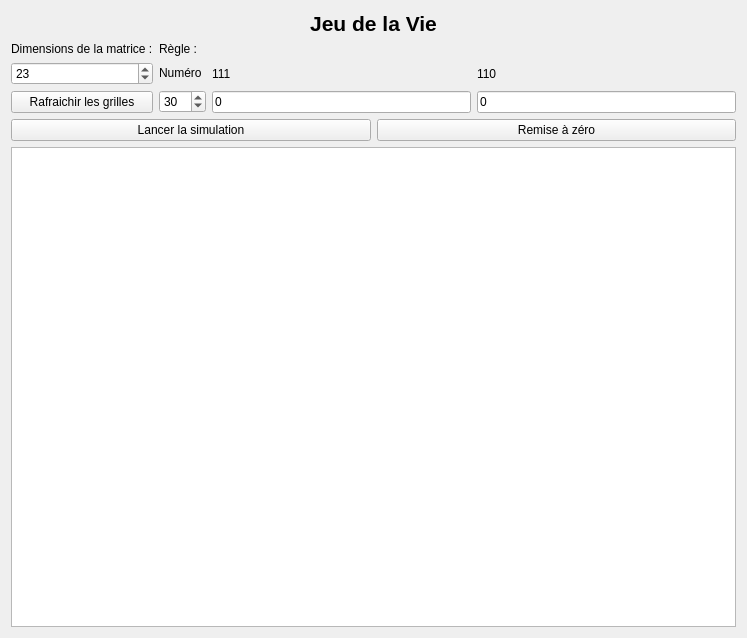
This is src/ui/golview.ui in danousna/autocell as Qt 5 draws it before an edit. The edited form follows.
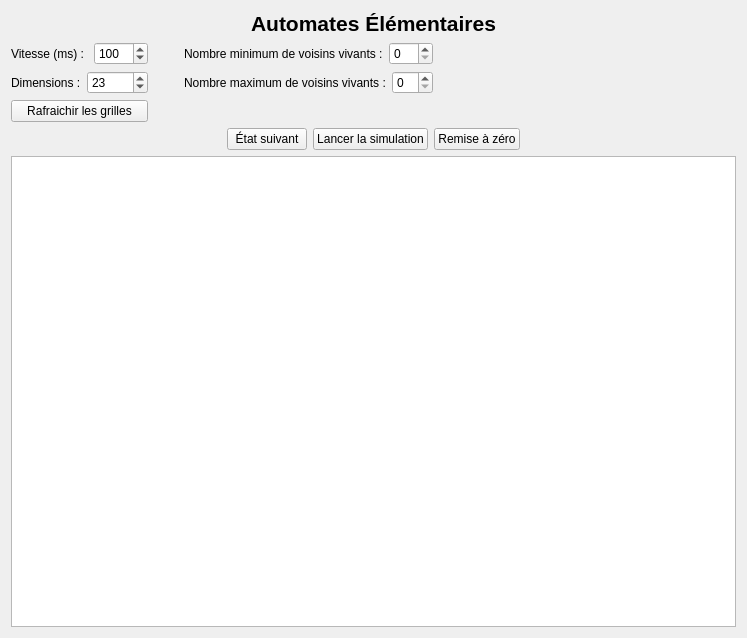
This is the edited form.

Commit message: Début UI GoL + améliorations générales de l'UI

```diff
--- a/src/ui/golview.ui
+++ b/src/ui/golview.ui
@@ -24,7 +24,7 @@
       </font>
      </property>
      <property name="text">
-      <string>Jeu de la Vie</string>
+      <string>Automates Élémentaires</string>
      </property>
      <property name="alignment">
       <set>Qt::AlignCenter</set>
@@ -33,121 +33,159 @@
    </item>
    <item>
     <layout class="QGridLayout" name="gridLayout">
-     <item row="1" column="1">
-      <layout class="QHBoxLayout" name="regleForm">
+     <item row="0" column="2">
+      <layout class="QVBoxLayout" name="verticalLayout">
        <item>
-        <layout class="QVBoxLayout" name="verticalLayout">
+        <layout class="QHBoxLayout" name="horizontalLayout_3">
          <item>
-          <widget class="QLabel" name="numeroLabel">
+          <widget class="QLabel" name="label_3">
            <property name="text">
-            <string>Numéro</string>
+            <string>Nombre minimum de voisins vivants :</string>
            </property>
           </widget>
          </item>
          <item>
-          <widget class="QSpinBox" name="numeroInput">
-           <property name="maximum">
-            <number>255</number>
-           </property>
-           <property name="value">
-            <number>30</number>
-           </property>
-          </widget>
+          <widget class="QSpinBox" name="spinBox_2"/>
          </item>
         </layout>
        </item>
        <item>
-        <layout class="QVBoxLayout" name="verticalLayout_9">
+        <layout class="QHBoxLayout" name="horizontalLayout_7">
          <item>
-          <widget class="QLabel" name="bitLabel1">
+          <widget class="QLabel" name="label_4">
            <property name="text">
-            <string>111</string>
+            <string>Nombre maximum de voisins vivants :</string>
            </property>
           </widget>
          </item>
          <item>
-          <widget class="QLineEdit" name="bit1">
-           <property name="text">
-            <string>0</string>
-           </property>
-           <property name="maxLength">
-            <number>1</number>
-           </property>
-          </widget>
-         </item>
-        </layout>
-       </item>
-       <item>
-        <layout class="QVBoxLayout" name="verticalLayout_8">
-         <item>
-          <widget class="QLabel" name="bitLabel2">
-           <property name="text">
-            <string>110</string>
-           </property>
-          </widget>
-         </item>
-         <item>
-          <widget class="QLineEdit" name="bit2">
-           <property name="text">
-            <string>0</string>
-           </property>
-           <property name="maxLength">
-            <number>1</number>
-           </property>
-          </widget>
+          <widget class="QSpinBox" name="spinBox"/>
          </item>
         </layout>
        </item>
       </layout>
      </item>
-     <item row="0" column="1">
-      <widget class="QLabel" name="label_2">
+     <item row="5" column="0">
+      <widget class="QPushButton" name="btnRefreshTaille">
+       <property name="enabled">
+        <bool>true</bool>
+       </property>
+       <property name="styleSheet">
+        <string notr="true"/>
+       </property>
        <property name="text">
-        <string>Règle :</string>
+        <string>Rafraichir les grilles</string>
        </property>
       </widget>
      </item>
-     <item row="1" column="0">
-      <layout class="QVBoxLayout" name="tailleForm">
-       <item>
-        <widget class="QSpinBox" name="inputTaille">
-         <property name="minimum">
-          <number>1</number>
-         </property>
-         <property name="maximum">
-          <number>50</number>
-         </property>
-         <property name="value">
-          <number>23</number>
-         </property>
-        </widget>
-       </item>
-       <item>
-        <widget class="QPushButton" name="btnRefreshTaille">
-         <property name="enabled">
-          <bool>true</bool>
-         </property>
-         <property name="styleSheet">
-          <string notr="true"/>
-         </property>
-         <property name="text">
-          <string>Rafraichir les grilles</string>
-         </property>
-        </widget>
-       </item>
-      </layout>
-     </item>
      <item row="0" column="0">
-      <widget class="QLabel" name="label">
-       <property name="text">
-        <string>Dimensions de la matrice :</string>
+      <layout class="QVBoxLayout" name="verticalLayout_11">
+       <item>
+        <layout class="QHBoxLayout" name="horizontalLayout_5">
+         <item>
+          <widget class="QLabel" name="label_2">
+           <property name="text">
+            <string>Vitesse (ms) : </string>
+           </property>
+          </widget>
+         </item>
+         <item>
+          <widget class="QSpinBox" name="inputSpeed">
+           <property name="minimum">
+            <number>50</number>
+           </property>
+           <property name="maximum">
+            <number>1000</number>
+           </property>
+           <property name="singleStep">
+            <number>50</number>
+           </property>
+           <property name="value">
+            <number>100</number>
+           </property>
+          </widget>
+         </item>
+        </layout>
+       </item>
+       <item>
+        <layout class="QHBoxLayout" name="horizontalLayout_4">
+         <item>
+          <widget class="QLabel" name="label">
+           <property name="text">
+            <string>Dimensions :</string>
+           </property>
+          </widget>
+         </item>
+         <item>
+          <widget class="QSpinBox" name="inputTaille">
+           <property name="minimum">
+            <number>1</number>
+           </property>
+           <property name="maximum">
+            <number>50</number>
+           </property>
+           <property name="value">
+            <number>23</number>
+           </property>
+          </widget>
+         </item>
+        </layout>
+       </item>
+      </layout>
+     </item>
+     <item row="0" column="3">
+      <spacer name="horizontalSpacer_4">
+       <property name="orientation">
+        <enum>Qt::Horizontal</enum>
        </property>
-      </widget>
+       <property name="sizeHint" stdset="0">
+        <size>
+         <width>40</width>
+         <height>20</height>
+        </size>
+       </property>
+      </spacer>
+     </item>
+     <item row="0" column="1">
+      <spacer name="horizontalSpacer_3">
+       <property name="orientation">
+        <enum>Qt::Horizontal</enum>
+       </property>
+       <property name="sizeType">
+        <enum>QSizePolicy::Fixed</enum>
+       </property>
+       <property name="sizeHint" stdset="0">
+        <size>
+         <width>30</width>
+         <height>20</height>
+        </size>
+       </property>
+      </spacer>
      </item>
     </layout>
    </item>
    <item>
     <layout class="QHBoxLayout" name="horizontalLayout">
+     <item>
+      <spacer name="horizontalSpacer">
+       <property name="orientation">
+        <enum>Qt::Horizontal</enum>
+       </property>
+       <property name="sizeHint" stdset="0">
+        <size>
+         <width>40</width>
+         <height>20</height>
+        </size>
+       </property>
+      </spacer>
+     </item>
+     <item>
+      <widget class="QPushButton" name="btnNext">
+       <property name="text">
+        <string>État suivant</string>
+       </property>
+      </widget>
+     </item>
      <item>
       <widget class="QPushButton" name="btnPlay">
        <property name="enabled">
@@ -165,16 +203,23 @@
        </property>
       </widget>
      </item>
+     <item>
+      <spacer name="horizontalSpacer_2">
+       <property name="orientation">
+        <enum>Qt::Horizontal</enum>
+       </property>
+       <property name="sizeHint" stdset="0">
+        <size>
+         <width>40</width>
+         <height>20</height>
+        </size>
+       </property>
+      </spacer>
+     </item>
     </layout>
    </item>
    <item>
     <widget class="QTableWidget" name="grille">
-     <property name="sizePolicy">
-      <sizepolicy hsizetype="Expanding" vsizetype="Expanding">
-       <horstretch>0</horstretch>
-       <verstretch>0</verstretch>
-      </sizepolicy>
-     </property>
      <property name="verticalScrollBarPolicy">
       <enum>Qt::ScrollBarAlwaysOff</enum>
      </property>
```
Left out of the diff: 2 changed lines with no effect on the pictures. The commit also changes 7 other files.
